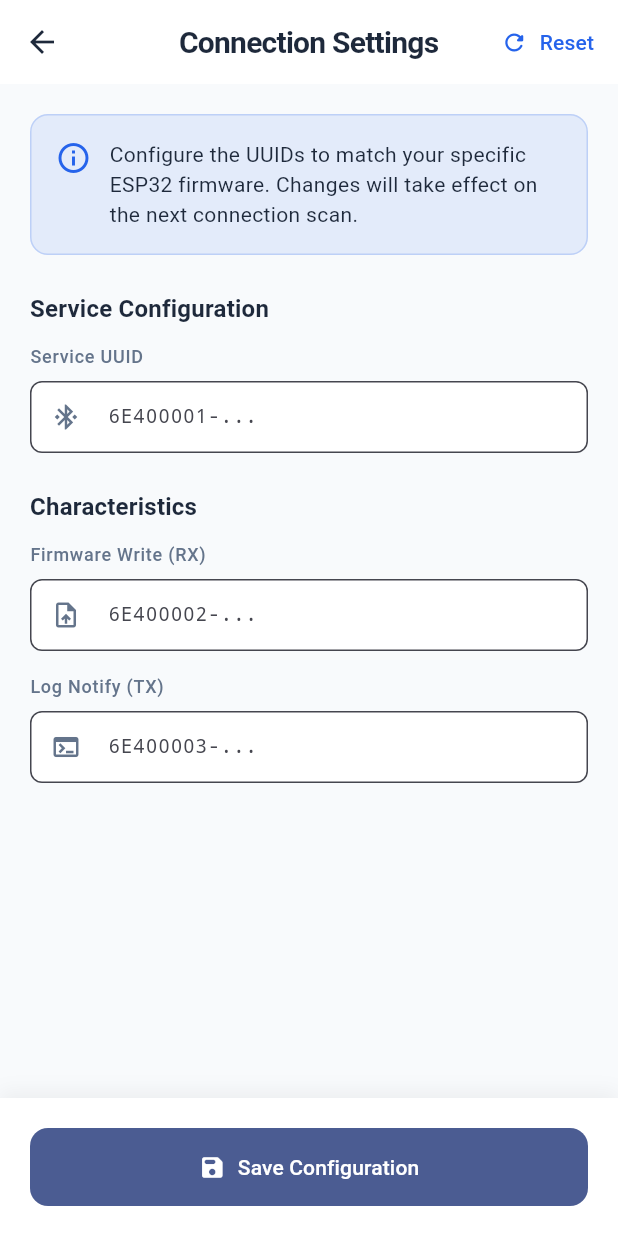
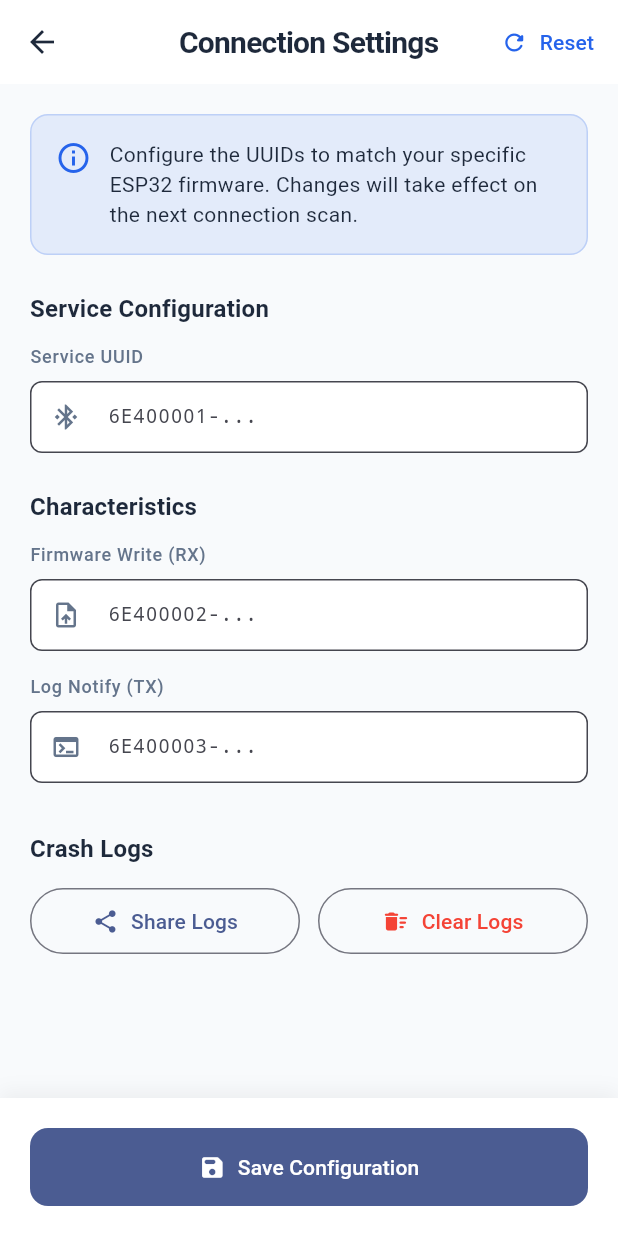
Before and after one commit to anwin-kp-gadgeon/ble_file_send_recieve_demo, a Flutter app: the SettingsScreen screen opened directly, on a phone screen of 412 x 824 dp. Run offline on Flutter 3.47's test engine with Material 3 defaults, Android fonts, the phone set to English and light mode, and no system bars; our stand-ins replace file_picker, flutter_blue_plus, permission_handler, share_plus, shared_preferences; accounts and stored records are empty.

Commit message:
Implement logging functionality with LogService and add crash log management in settings

```diff
--- a/lib/ui/settings_screen.dart
+++ b/lib/ui/settings_screen.dart
@@ -2,6 +2,7 @@ import 'package:flutter/material.dart';
 import 'package:provider/provider.dart';
 import '../constants/app_colors.dart';
 import '../constants/app_strings.dart';
+import '../utils/log_service.dart';
 import '../viewmodels/settings_view_model.dart';
 
 class SettingsScreen extends StatefulWidget {
@@ -281,6 +282,53 @@ class _SettingsScreenState extends State<SettingsScreen> {
                       icon: Icons.terminal,
                       theme: theme,
                     ),
+
+                    const SizedBox(height: 32),
+                    Text(
+                      'Crash Logs',
+                      style: theme.textTheme.titleMedium?.copyWith(
+                        color: AppColors.textPrimary,
+                        fontWeight: FontWeight.bold,
+                      ),
+                    ),
+                    const SizedBox(height: 12),
+                    Row(
+                      children: [
+                        Expanded(
+                          child: OutlinedButton.icon(
+                            onPressed: () async {
+                              await LogService().shareLogs();
+                            },
+                            icon: const Icon(Icons.share_rounded),
+                            label: const Text('Share Logs'),
+                            style: OutlinedButton.styleFrom(
+                              padding: const EdgeInsets.symmetric(vertical: 12),
+                            ),
+                          ),
+                        ),
+                        const SizedBox(width: 12),
+                        Expanded(
+                          child: OutlinedButton.icon(
+                            onPressed: () async {
+                              await LogService().clearLogs();
+                              if (context.mounted) {
+                                ScaffoldMessenger.of(context).showSnackBar(
+                                  const SnackBar(
+                                    content: Text('Crash logs cleared'),
+                                  ),
+                                );
+                              }
+                            },
+                            icon: const Icon(Icons.delete_sweep_rounded),
+                            label: const Text('Clear Logs'),
+                            style: OutlinedButton.styleFrom(
+                              foregroundColor: AppColors.error,
+                              padding: const EdgeInsets.symmetric(vertical: 12),
+                            ),
+                          ),
+                        ),
+                      ],
+                    ),
                   ],
                 ),
               ),
--- a/pubspec.yaml
+++ b/pubspec.yaml
@@ -14,6 +14,7 @@ dependencies:
   path_provider: ^2.1.5
   permission_handler: ^12.0.1
   provider: ^6.1.5+1
+  share_plus: ^12.0.1
   shared_preferences: ^2.5.4
 
 dev_dependencies:
```
Also changed, not shown: lib/main.dart (+19 -1 lines), lib/utils/log_service.dart (added, +85 -0 lines), pubspec.lock, 2 other files.
